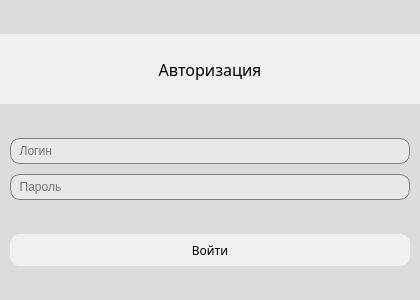
Percyvalle/Vultus, file src/VultusRegistrationDialog.ui: the form before one commit.
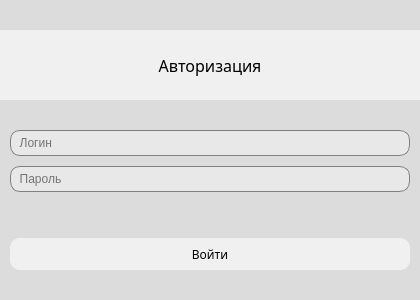
The form after the commit.

Patch:
```diff
--- a/src/VultusRegistrationDialog.ui
+++ b/src/VultusRegistrationDialog.ui
@@ -10,6 +10,12 @@
     <height>300</height>
    </rect>
   </property>
+  <property name="sizePolicy">
+   <sizepolicy hsizetype="Fixed" vsizetype="Fixed">
+    <horstretch>0</horstretch>
+    <verstretch>0</verstretch>
+   </sizepolicy>
+  </property>
   <property name="windowTitle">
    <string>Dialog</string>
   </property>
@@ -22,10 +28,6 @@
 QPushButton::hover{
 background-color: grey; 
 border-radius: 10px;}
-QLineEdit{
-background: rgba(245, 245, 245,50%); 
-border: 1 solid grey;
-border-radius: 10px;}
 </string>
   </property>
   <layout class="QVBoxLayout" name="verticalLayout">
@@ -33,7 +35,7 @@
     <number>0</number>
    </property>
    <property name="sizeConstraint">
-    <enum>QLayout::SetMinimumSize</enum>
+    <enum>QLayout::SetDefaultConstraint</enum>
    </property>
    <property name="leftMargin">
     <number>0</number>
@@ -105,7 +107,7 @@
    <item>
     <layout class="QVBoxLayout" name="verticalLayout_2">
      <property name="spacing">
-      <number>0</number>
+      <number>10</number>
      </property>
      <property name="sizeConstraint">
       <enum>QLayout::SetFixedSize</enum>
@@ -130,27 +132,16 @@
          <height>26</height>
         </size>
        </property>
+       <property name="styleSheet">
+        <string notr="true">background: rgba(245, 245, 245,50%); 
+border: 1 solid grey;
+border-radius: 10px;</string>
+       </property>
        <property name="placeholderText">
         <string>  Логин</string>
        </property>
       </widget>
      </item>
-     <item>
-      <spacer name="verticalSpacer">
-       <property name="orientation">
-        <enum>Qt::Vertical</enum>
-       </property>
-       <property name="sizeType">
-        <enum>QSizePolicy::Maximum</enum>
-       </property>
-       <property name="sizeHint" stdset="0">
-        <size>
-         <width>20</width>
-         <height>10</height>
-        </size>
-       </property>
-      </spacer>
-     </item>
      <item>
       <widget class="QLineEdit" name="password_line_edit">
        <property name="sizePolicy">
@@ -165,6 +156,11 @@
          <height>26</height>
         </size>
        </property>
+       <property name="styleSheet">
+        <string notr="true">background: rgba(245, 245, 245,50%); 
+border: 1 solid grey;
+border-radius: 10px;</string>
+       </property>
        <property name="echoMode">
         <enum>QLineEdit::Password</enum>
        </property>
@@ -173,26 +169,31 @@
        </property>
       </widget>
      </item>
-    </layout>
-   </item>
-   <item>
-    <layout class="QHBoxLayout" name="horizontalLayout_4">
-     <property name="spacing">
-      <number>0</number>
-     </property>
-     <property name="sizeConstraint">
-      <enum>QLayout::SetFixedSize</enum>
-     </property>
-     <property name="leftMargin">
-      <number>10</number>
-     </property>
-     <property name="rightMargin">
-      <number>10</number>
-     </property>
+     <item>
+      <widget class="QLabel" name="info_label">
+       <property name="maximumSize">
+        <size>
+         <width>16777215</width>
+         <height>26</height>
+        </size>
+       </property>
+       <property name="font">
+        <font>
+         <family>Bahnschrift SemiBold</family>
+        </font>
+       </property>
+       <property name="styleSheet">
+        <string notr="true">color: red;</string>
+       </property>
+       <property name="text">
+        <string/>
+       </property>
+      </widget>
+     </item>
      <item>
       <widget class="QPushButton" name="authorization_button">
        <property name="sizePolicy">
-        <sizepolicy hsizetype="Preferred" vsizetype="Preferred">
+        <sizepolicy hsizetype="Minimum" vsizetype="Fixed">
          <horstretch>0</horstretch>
          <verstretch>0</verstretch>
         </sizepolicy>
```
